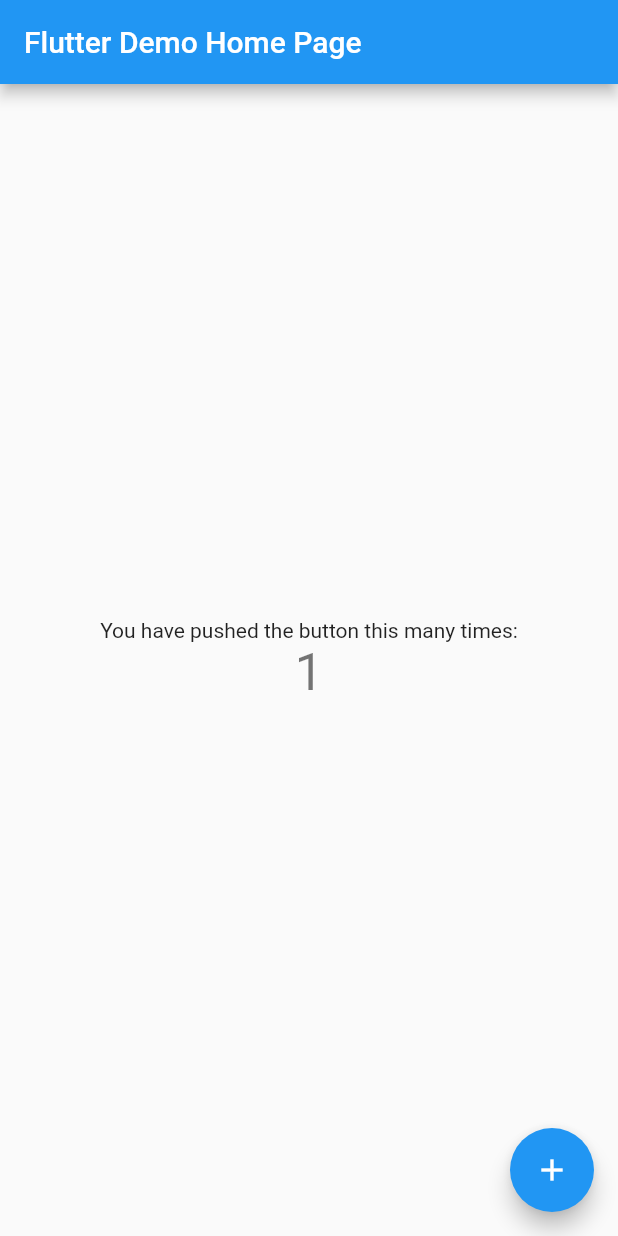
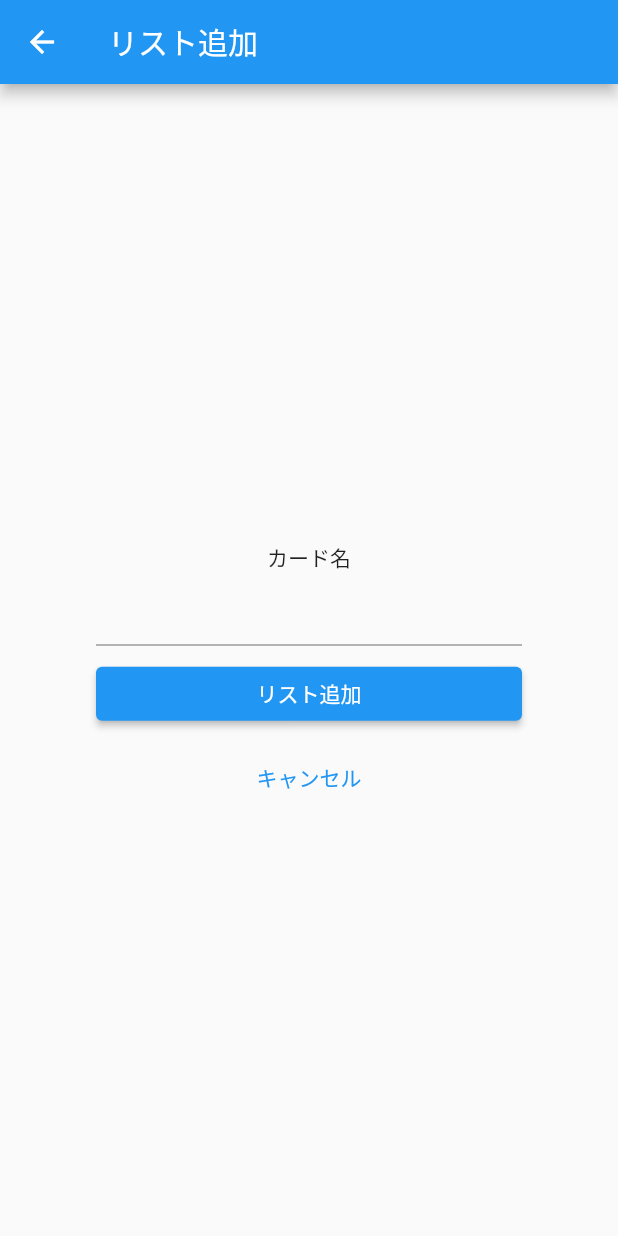
Before and after one commit to KitagawaFuuga/pokeka, a Flutter app: the screen it shows after launch, after a tap on the "add" icon, on a phone screen of 412 x 824 dp. Run offline on Flutter 3.47's test engine with Material 2 defaults, Android fonts, the light colour scheme and no system bars; our stand-ins replace shared_preferences.

Commit message:
最初のやつ

```diff
--- a/lib/main.dart
+++ b/lib/main.dart
@@ -1,113 +1,295 @@
 import 'package:flutter/material.dart';
+import 'dart:async';
+import 'package:shared_preferences/shared_preferences.dart';
 
 void main() {
-  runApp(MyApp());
+  runApp(Pokego());
 }
 
-class MyApp extends StatelessWidget {
-  // This widget is the root of your application.
+List<String> list = ['test'];
+List<String> buyList = ['3'];
+List<String> sellList = ['5'];
+
+class Pokego extends StatelessWidget {
   @override
   Widget build(BuildContext context) {
     return MaterialApp(
-      title: 'Flutter Demo',
+      title: 'ポケカトレード表',
       theme: ThemeData(
-        // This is the theme of your application.
-        //
-        // Try running your application with "flutter run". You'll see the
-        // application has a blue toolbar. Then, without quitting the app, try
-        // changing the primarySwatch below to Colors.green and then invoke
-        // "hot reload" (press "r" in the console where you ran "flutter run",
-        // or simply save your changes to "hot reload" in a Flutter IDE).
-        // Notice that the counter didn't reset back to zero; the application
-        // is not restarted.
-        primarySwatch: Colors.blue,
+        primaryColor: Colors.blue,
       ),
-      home: MyHomePage(title: 'Flutter Demo Home Page'),
+      home: MyApp(),
     );
   }
 }
 
-class MyHomePage extends StatefulWidget {
-  MyHomePage({Key? key, required this.title}) : super(key: key);
-
-  // This widget is the home page of your application. It is stateful, meaning
-  // that it has a State object (defined below) that contains fields that affect
-  // how it looks.
-
-  // This class is the configuration for the state. It holds the values (in this
-  // case the title) provided by the parent (in this case the App widget) and
-  // used by the build method of the State. Fields in a Widget subclass are
-  // always marked "final".
-
-  final String title;
-
+class MyApp extends StatefulWidget {
   @override
-  _MyHomePageState createState() => _MyHomePageState();
+  _MyApp createState() => _MyApp();
 }
 
-class _MyHomePageState extends State<MyHomePage> {
-  int _counter = 0;
+class _MyApp extends State<MyApp> {
+  @override
+  Widget build(BuildContext context) {
+    return Scaffold(
+        appBar: AppBar(
+          title: Text('ポケカトレード表'),
+        ),
+        floatingActionButton: FloatingActionButton(
+          backgroundColor: Colors.blue,
+          onPressed: () async {
+            var gettext = await Navigator.of(context).push(
+              MaterialPageRoute(builder: (context) {
+                return Todopage();
+              }),
+            );
 
-  void _incrementCounter() {
-    setState(() {
-      // This call to setState tells the Flutter framework that something has
-      // changed in this State, which causes it to rerun the build method below
-      // so that the display can reflect the updated values. If we changed
-      // _counter without calling setState(), then the build method would not be
-      // called again, and so nothing would appear to happen.
-      _counter++;
-    });
+            var getbuytext = await Navigator.of(context).push(
+              MaterialPageRoute(builder: (context) {
+                return Todobuypage();
+              }),
+            );
+
+            var getselltext = await Navigator.of(context).push(
+              MaterialPageRoute(builder: (context) {
+                return Todosellpage();
+              }),
+            );
+
+            if (getselltext != null) {
+              if (getselltext == String) getselltext = getselltext.toString();
+              setState(() {
+                sellList.add(getselltext);
+              });
+            }
+
+            if (getbuytext != null) {
+              if (getbuytext == String) getbuytext = getbuytext.toString();
+              setState(() {
+                buyList.add(getbuytext + ',');
+              });
+            }
+
+            if (gettext != null) {
+              setState(() {
+                list.add(gettext);
+              });
+            }
+          },
+          child: Icon(Icons.add),
+        ),
+        body: Container(
+            child: ListView.builder(
+                itemCount: list.length,
+                itemBuilder: (context, index) {
+                  final text = list[index];
+                  return Dismissible(
+                    key: Key(text),
+                    child: Container(
+                      decoration: BoxDecoration(
+                        border: Border(
+                          bottom: BorderSide(color: Colors.black38),
+                        ),
+                      ),
+                      child: ListTile(
+                        title: Text(list[index]),
+                        trailing: Wrap(
+                          children: <Widget>[
+                            Text(buyList[index]),
+                            Text(sellList[index]),
+                          ],
+                        ),
+                      ),
+                    ),
+                    onDismissed: (direction) {
+                      setState(() {
+                        list.removeAt(index);
+                        buyList.removeAt(index);
+                        sellList.removeAt(index);
+                      });
+                    },
+                  );
+                }))
+        // ],
+        );
   }
+}
+
+class Todopage extends StatefulWidget {
+  @override
+  _Todopage createState() => _Todopage();
+}
+
+class _Todopage extends State<Todopage> {
+  String _text = '';
+  @override
+  Widget build(BuildContext context) {
+    return Scaffold(
+      appBar: AppBar(
+        title: Text('リスト追加'),
+      ),
+      body: Container(
+        padding: EdgeInsets.all(64),
+        child: Column(
+            mainAxisAlignment: MainAxisAlignment.center,
+            children: <Widget>[
+              Text(_text, style: TextStyle(color: Colors.blue)),
+              const SizedBox(height: 8),
+              Text('カード名'),
+              TextField(
+                onChanged: (String value) {
+                  setState(() {
+                    _text = value;
+                  });
+                },
+              ),
+              const SizedBox(height: 8),
+              Container(
+                // 横幅いっぱいに広げる
+                width: double.infinity,
+                // リスト追加ボタン
+                child: ElevatedButton(
+                  onPressed: () {
+                    Navigator.of(context).pop(_text);
+                  },
+                  child: Text('リスト追加', style: TextStyle(color: Colors.white)),
+                ),
+              ),
+              const SizedBox(height: 8),
+              Container(
+                // 横幅いっぱいに広げる
+                width: double.infinity,
+                // キャンセルボタン
+                child: TextButton(
+                    // ボタンをクリックした時の処理
+                    onPressed: () {
+                      // "pop"で前の画面に戻る
+                      Navigator.of(context).pop(_text);
+                    },
+                    child: Text('キャンセル')),
+              ),
+            ]),
+      ),
+    );
+  }
+}
+
+class Todobuypage extends StatefulWidget {
+  @override
+  _Todobuypage createState() => _Todobuypage();
+}
+
+class _Todobuypage extends State<Todobuypage> {
+  String _text = '';
 
   @override
   Widget build(BuildContext context) {
-    // This method is rerun every time setState is called, for instance as done
-    // by the _incrementCounter method above.
-    //
-    // The Flutter framework has been optimized to make rerunning build methods
-    // fast, so that you can just rebuild anything that needs updating rather
-    // than having to individually change instances of widgets.
     return Scaffold(
       appBar: AppBar(
-        // Here we take the value from the MyHomePage object that was created by
-        // the App.build method, and use it to set our appbar title.
-        title: Text(widget.title),
+        title: Text('リスト追加'),
       ),
-      body: Center(
-        // Center is a layout widget. It takes a single child and positions it
-        // in the middle of the parent.
+      body: Container(
+        padding: EdgeInsets.all(64),
         child: Column(
-          // Column is also a layout widget. It takes a list of children and
-          // arranges them vertically. By default, it sizes itself to fit its
-          // children horizontally, and tries to be as tall as its parent.
-          //
-          // Invoke "debug painting" (press "p" in the console, choose the
-          // "Toggle Debug Paint" action from the Flutter Inspector in Android
-          // Studio, or the "Toggle Debug Paint" command in Visual Studio Code)
-          // to see the wireframe for each widget.
-          //
-          // Column has various properties to control how it sizes itself and
-          // how it positions its children. Here we use mainAxisAlignment to
-          // center the children vertically; the main axis here is the vertical
-          // axis because Columns are vertical (the cross axis would be
-          // horizontal).
-          mainAxisAlignment: MainAxisAlignment.center,
-          children: <Widget>[
-            Text(
-              'You have pushed the button this many times:',
-            ),
-            Text(
-              '$_counter',
-              style: Theme.of(context).textTheme.headline4,
-            ),
-          ],
-        ),
+            mainAxisAlignment: MainAxisAlignment.center,
+            children: <Widget>[
+              Text(_text, style: TextStyle(color: Colors.blue)),
+              const SizedBox(height: 8),
+              Text('買い'),
+              TextField(
+                onChanged: (String value) {
+                  setState(() {
+                    _text = value;
+                  });
+                },
+              ),
+              const SizedBox(height: 8),
+              Container(
+                // 横幅いっぱいに広げる
+                width: double.infinity,
+                // リスト追加ボタン
+                child: ElevatedButton(
+                  onPressed: () {
+                    Navigator.of(context).pop(_text);
+                  },
+                  child: Text('リスト追加', style: TextStyle(color: Colors.white)),
+                ),
+              ),
+              const SizedBox(height: 8),
+              Container(
+                // 横幅いっぱいに広げる
+                width: double.infinity,
+                // キャンセルボタン
+                child: TextButton(
+                    // ボタンをクリックした時の処理
+                    onPressed: () {
+                      // "pop"で前の画面に戻る
+                      Navigator.of(context).pop(_text);
+                    },
+                    child: Text('キャンセル')),
+              ),
+            ]),
       ),
-      floatingActionButton: FloatingActionButton(
-        onPressed: _incrementCounter,
-        tooltip: 'Increment',
-        child: Icon(Icons.add),
-      ), // This trailing comma makes auto-formatting nicer for build methods.
     );
   }
 }
+
+class Todosellpage extends StatefulWidget {
+  @override
+  _Todosellpage createState() => _Todosellpage();
+}
+
+class _Todosellpage extends State<Todosellpage> {
+  String _text = '';
+
+  @override
+  Widget build(BuildContext context) {
+    return Scaffold(
+      appBar: AppBar(
+        title: Text('リスト追加'),
+      ),
+      body: Container(
+        padding: EdgeInsets.all(64),
+        child: Column(
+            mainAxisAlignment: MainAxisAlignment.center,
+            children: <Widget>[
+              Text(_text, style: TextStyle(color: Colors.blue)),
+              const SizedBox(height: 8),
+              Text('売り'),
+              TextField(
+                onChanged: (String value) {
+                  setState(() {
+                    _text = value;
+                  });
+                },
+              ),
+              const SizedBox(height: 8),
+              Container(
+                // 横幅いっぱいに広げる
+                width: double.infinity,
+                // リスト追加ボタン
+                child: ElevatedButton(
+                  onPressed: () {
+                    Navigator.of(context).pop(_text);
+                  },
+                  child: Text('リスト追加', style: TextStyle(color: Colors.white)),
+                ),
+              ),
+              const SizedBox(height: 8),
+              Container(
+                // 横幅いっぱいに広げる
+                width: double.infinity,
+                // キャンセルボタン
+                child: TextButton(
+                    // ボタンをクリックした時の処理
+                    onPressed: () {
+                      // "pop"で前の画面に戻る
+                      Navigator.of(context).pop(_text);
+                    },
+                    child: Text('キャンセル')),
+              ),
+            ]),
+      ),
+    );
+  }
+}
--- a/pubspec.yaml
+++ b/pubspec.yaml
@@ -16,13 +16,13 @@
 # Read more about iOS versioning at
 # https://developer.apple.com/library/archive/documentation/General/Reference/InfoPlistKeyReference/Articles/CoreFoundationKeys.html
 version: 1.0.0+1
-
 environment:
   sdk: ">=2.12.0 <3.0.0"
 
 dependencies:
   flutter:
     sdk: flutter
+  shared_preferences: ^2.0.0
 
 
   # The following adds the Cupertino Icons font to your application.
```
Also changed, not shown: pubspec.lock.
